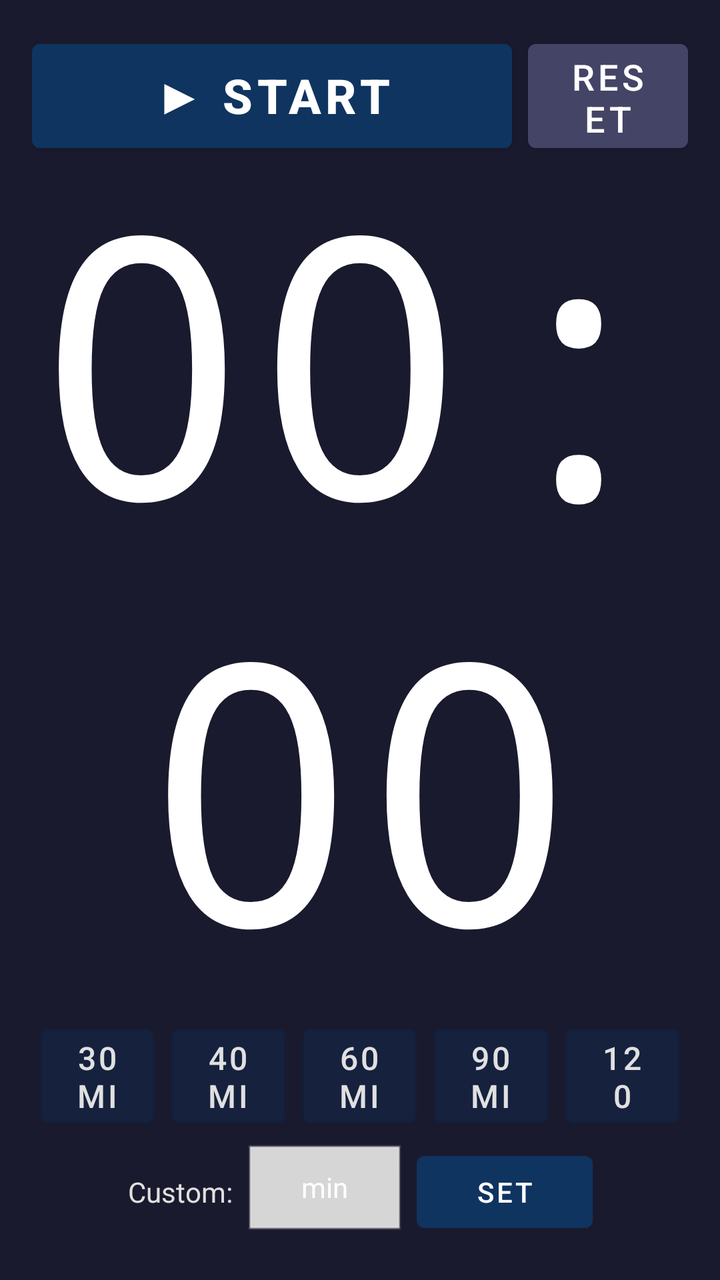
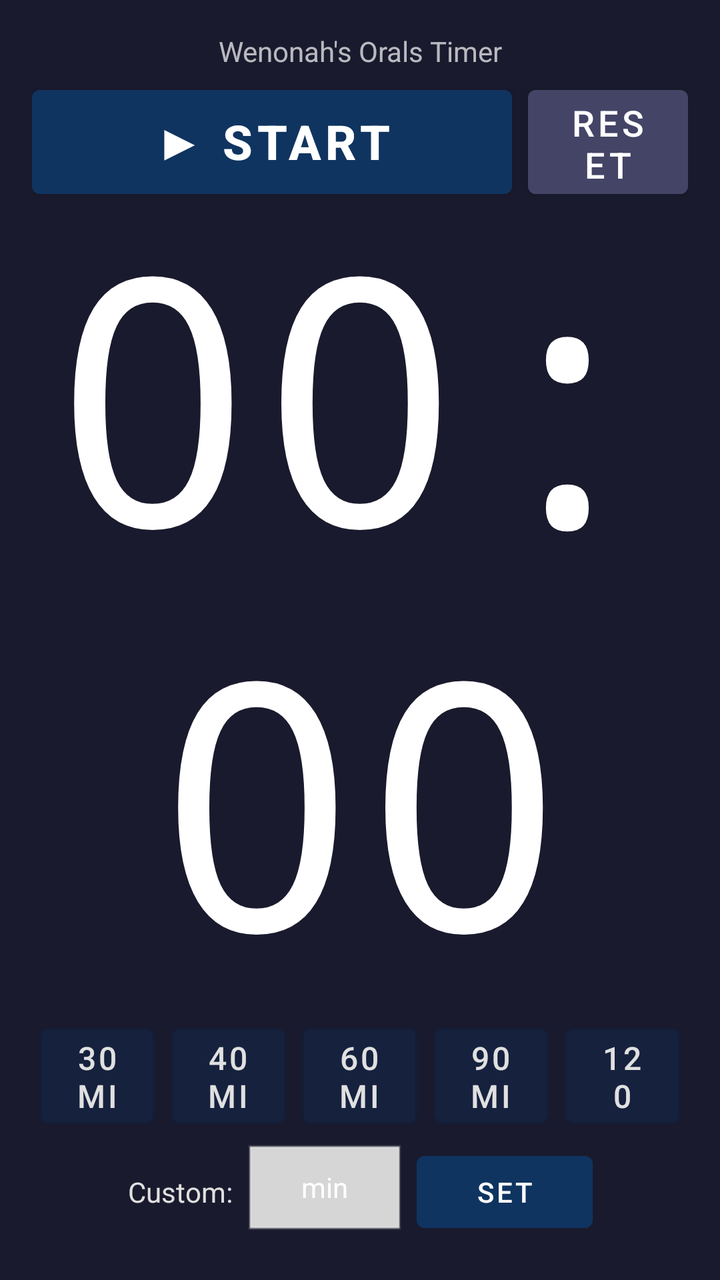

Before-and-after screenshots of an Android layout around one commit, followed by the original layout XML and the change that was made.
<!-- AndroidManifest.xml: application theme Theme.OralsTImer -->
<!-- res/layout/activity_main.xml -->
<?xml version="1.0" encoding="utf-8"?>
<androidx.constraintlayout.widget.ConstraintLayout
    xmlns:android="http://schemas.android.com/apk/res/android"
    xmlns:app="http://schemas.android.com/apk/res-auto"
    android:id="@+id/rootLayout"
    android:layout_width="match_parent"
    android:layout_height="match_parent"
    android:background="@color/colorBackground"
    android:padding="16dp">

    
    <LinearLayout
        android:id="@+id/actionRow"
        android:layout_width="0dp"
        android:layout_height="wrap_content"
        android:orientation="horizontal"
        android:gravity="center"
        app:layout_constraintTop_toTopOf="parent"
        app:layout_constraintStart_toStartOf="parent"
        app:layout_constraintEnd_toEndOf="parent">

        
        <Button
            android:id="@+id/btnPlayPause"
            style="@style/Widget.MaterialComponents.Button"
            android:layout_width="0dp"
            android:layout_height="64dp"
            android:layout_weight="3"
            android:layout_marginEnd="8dp"
            android:text="@string/btn_play"
            android:textColor="@color/colorPlayButtonText"
            android:textSize="24sp"
            android:textStyle="bold"
            android:backgroundTint="@color/colorPlayButton" />

        
        <Button
            android:id="@+id/btnReset"
            style="@style/Widget.MaterialComponents.Button"
            android:layout_width="0dp"
            android:layout_height="64dp"
            android:layout_weight="1"
            android:text="@string/btn_reset"
            android:textColor="@color/colorResetButtonText"
            android:textSize="18sp"
            android:backgroundTint="@color/colorResetButton" />

    </LinearLayout>

    
    <TextView
        android:id="@+id/tvCountdown"
        android:layout_width="0dp"
        android:layout_height="0dp"
        android:text="00:00"
        android:textColor="@color/colorTimerTextDefault"
        android:fontFamily="monospace"
        android:gravity="center"
        android:includeFontPadding="false"
        android:autoSizeTextType="uniform"
        android:autoSizeMinTextSize="40sp"
        android:autoSizeMaxTextSize="500sp"
        app:layout_constraintTop_toBottomOf="@id/actionRow"
        app:layout_constraintBottom_toTopOf="@id/presetRow"
        app:layout_constraintStart_toStartOf="parent"
        app:layout_constraintEnd_toEndOf="parent" />

    
    <LinearLayout
        android:id="@+id/presetRow"
        android:layout_width="0dp"
        android:layout_height="wrap_content"
        android:orientation="horizontal"
        android:gravity="center"
        android:layout_marginBottom="4dp"
        app:layout_constraintBottom_toTopOf="@id/customRow"
        app:layout_constraintStart_toStartOf="parent"
        app:layout_constraintEnd_toEndOf="parent">

        <Button
            android:id="@+id/btn30"
            style="@style/Widget.MaterialComponents.Button.OutlinedButton"
            android:layout_width="0dp"
            android:layout_height="60dp"
            android:layout_weight="1"
            android:layout_marginHorizontal="4dp"
            android:text="30 min"
            android:textColor="@color/colorPresetButtonText"
            android:textSize="16sp"
            android:backgroundTint="@color/colorPresetButton" />

        <Button
            android:id="@+id/btn40"
            style="@style/Widget.MaterialComponents.Button.OutlinedButton"
            android:layout_width="0dp"
            android:layout_height="60dp"
            android:layout_weight="1"
            android:layout_marginHorizontal="4dp"
            android:text="40 min"
            android:textColor="@color/colorPresetButtonText"
            android:textSize="16sp"
            android:backgroundTint="@color/colorPresetButton" />

        <Button
            android:id="@+id/btn60"
            style="@style/Widget.MaterialComponents.Button.OutlinedButton"
            android:layout_width="0dp"
            android:layout_height="60dp"
            android:layout_weight="1"
            android:layout_marginHorizontal="4dp"
            android:text="60 min"
            android:textColor="@color/colorPresetButtonText"
            android:textSize="16sp"
            android:backgroundTint="@color/colorPresetButton" />

        <Button
            android:id="@+id/btn90"
            style="@style/Widget.MaterialComponents.Button.OutlinedButton"
            android:layout_width="0dp"
            android:layout_height="60dp"
            android:layout_weight="1"
            android:layout_marginHorizontal="4dp"
            android:text="90 min"
            android:textColor="@color/colorPresetButtonText"
            android:textSize="16sp"
            android:backgroundTint="@color/colorPresetButton" />

        <Button
            android:id="@+id/btn120"
            style="@style/Widget.MaterialComponents.Button.OutlinedButton"
            android:layout_width="0dp"
            android:layout_height="60dp"
            android:layout_weight="1"
            android:layout_marginHorizontal="4dp"
            android:text="120 min"
            android:textColor="@color/colorPresetButtonText"
            android:textSize="16sp"
            android:backgroundTint="@color/colorPresetButton" />

    </LinearLayout>

    
    <LinearLayout
        android:id="@+id/customRow"
        android:layout_width="wrap_content"
        android:layout_height="wrap_content"
        android:orientation="horizontal"
        android:gravity="center_vertical"
        android:layout_marginBottom="4dp"
        app:layout_constraintBottom_toBottomOf="parent"
        app:layout_constraintStart_toStartOf="parent"
        app:layout_constraintEnd_toEndOf="parent">

        <TextView
            android:layout_width="wrap_content"
            android:layout_height="wrap_content"
            android:text="@string/label_custom"
            android:textColor="@color/colorPresetButtonText"
            android:textSize="14sp"
            android:layout_marginEnd="6dp" />

        <EditText
            android:id="@+id/etCustomMinutes"
            android:layout_width="80dp"
            android:layout_height="wrap_content"
            android:inputType="number"
            android:hint="@string/hint_custom"
            android:textColor="@color/colorTimerTextDefault"
            android:textColorHint="@color/colorResetButtonText"
            android:textSize="14sp"
            android:gravity="center"
            android:maxLength="3"
            android:background="@android:drawable/edit_text"
            android:backgroundTint="@color/colorPresetButtonText"
            android:imeOptions="actionDone" />

        <Button
            android:id="@+id/btnSet"
            style="@style/Widget.MaterialComponents.Button"
            android:layout_width="wrap_content"
            android:layout_height="48dp"
            android:layout_marginStart="6dp"
            android:text="@string/btn_set"
            android:textColor="@color/colorPlayButtonText"
            android:backgroundTint="@color/colorPlayButton"
            android:textSize="14sp" />

    </LinearLayout>

</androidx.constraintlayout.widget.ConstraintLayout>
<!-- resources referenced by this layout -->
<resources>
  <color name="colorBackground">#1A1A2E</color>
  <color name="colorPlayButton">#0F3460</color>
  <color name="colorPlayButtonText">#FFFFFF</color>
  <color name="colorPresetButton">#16213E</color>
  <color name="colorPresetButtonText">#E0E0E0</color>
  <color name="colorResetButton">#444466</color>
  <color name="colorResetButtonText">#FFFFFF</color>
  <color name="colorTimerTextDefault">#FFFFFF</color>
  <string name="btn_play">▶ START</string>
  <string name="btn_reset">RESET</string>
  <string name="btn_set">SET</string>
  <string name="hint_custom">min</string>
  <string name="label_custom">Custom:</string>
  <style name="Theme.OralsTImer" parent="Theme.MaterialComponents.DayNight.NoActionBar">
          <item name="android:windowBackground">@color/colorBackground</item>
          <item name="android:statusBarColor">@color/colorBackground</item>
          <item name="android:navigationBarColor">@color/colorBackground</item>
      </style>
</resources>

<!-- the commit's change to res/layout/activity_main.xml (unified diff, before → after) -->
@@ -9,13 +9,27 @@
     android:padding="16dp">
 
     
+    <TextView
+        android:id="@+id/tvTitle"
+        android:layout_width="wrap_content"
+        android:layout_height="wrap_content"
+        android:text="@string/app_name"
+        android:textColor="@color/colorTimerTextDefault"
+        android:textSize="14sp"
+        android:alpha="0.7"
+        app:layout_constraintTop_toTopOf="parent"
+        app:layout_constraintStart_toStartOf="parent"
+        app:layout_constraintEnd_toEndOf="parent" />
+
+    
     <LinearLayout
         android:id="@+id/actionRow"
         android:layout_width="0dp"
         android:layout_height="wrap_content"
         android:orientation="horizontal"
         android:gravity="center"
-        app:layout_constraintTop_toTopOf="parent"
+        android:layout_marginTop="4dp"
+        app:layout_constraintTop_toBottomOf="@id/tvTitle"
         app:layout_constraintStart_toStartOf="parent"
         app:layout_constraintEnd_toEndOf="parent">
 
<!-- resource entries referenced after the edit -->
@@ -8,6 +8,7 @@
   <color name="colorResetButton">#444466</color>
   <color name="colorResetButtonText">#FFFFFF</color>
   <color name="colorTimerTextDefault">#FFFFFF</color>
+  <string name="app_name">Wenonah\'s Orals Timer</string>
   <string name="btn_play">▶ START</string>
   <string name="btn_reset">RESET</string>
   <string name="btn_set">SET</string>
